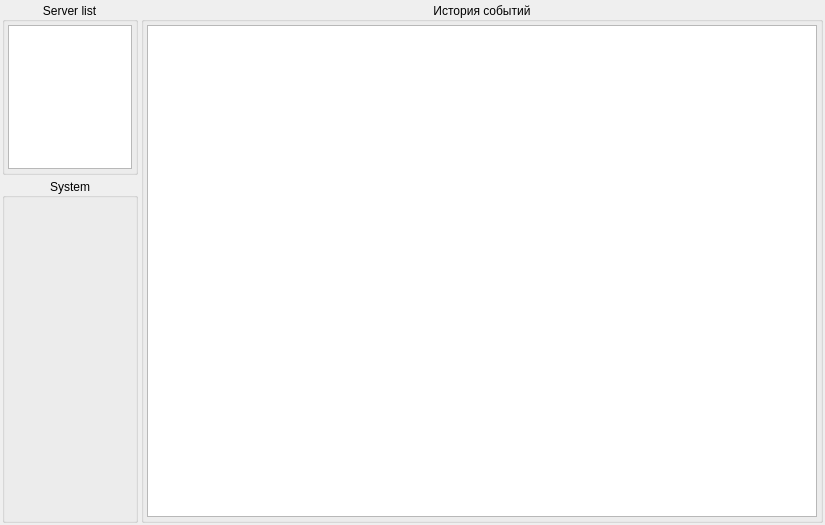
The window that Apps/ManagePanel/src/gui/servermanagementform.ui (VinTRiZz/RemoteObjectDetector) describes before a commit, drawn with Qt 5.
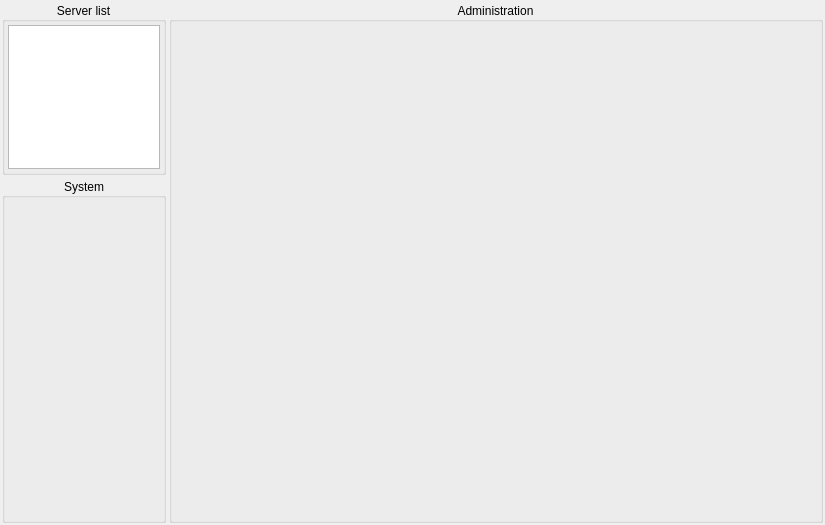
The same window after the commit. Custom widgets are drawn as their Qt base class.

Patch:
```diff
--- a/Apps/ManagePanel/src/gui/servermanagementform.ui
+++ b/Apps/ManagePanel/src/gui/servermanagementform.ui
@@ -13,7 +13,7 @@
   <property name="windowTitle">
    <string>Form</string>
   </property>
-  <layout class="QHBoxLayout" name="horizontalLayout" stretch="1,5">
+  <layout class="QHBoxLayout" name="horizontalLayout" stretch="1,4">
    <property name="spacing">
     <number>3</number>
    </property>
@@ -91,28 +91,11 @@
    <item>
     <widget class="QGroupBox" name="groupBox_3">
      <property name="title">
-      <string>История событий</string>
+      <string>Administration</string>
      </property>
      <property name="alignment">
       <set>Qt::AlignCenter</set>
      </property>
-     <layout class="QVBoxLayout" name="verticalLayout_4">
-      <property name="leftMargin">
-       <number>3</number>
-      </property>
-      <property name="topMargin">
-       <number>3</number>
-      </property>
-      <property name="rightMargin">
-       <number>3</number>
-      </property>
-      <property name="bottomMargin">
-       <number>3</number>
-      </property>
-      <item>
-       <widget class="QListView" name="listViewEventHistory"/>
-      </item>
-     </layout>
     </widget>
    </item>
   </layout>
```
